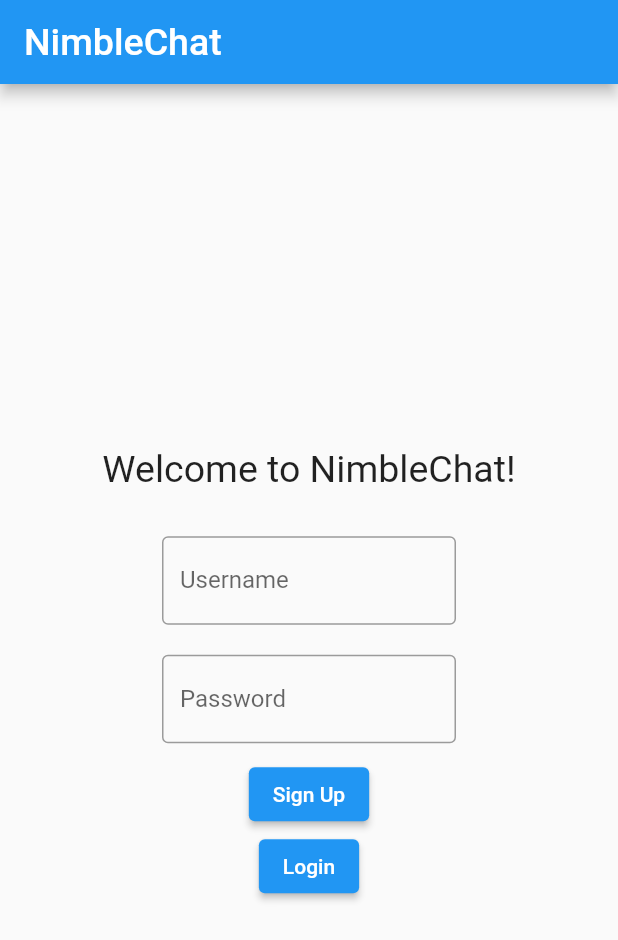
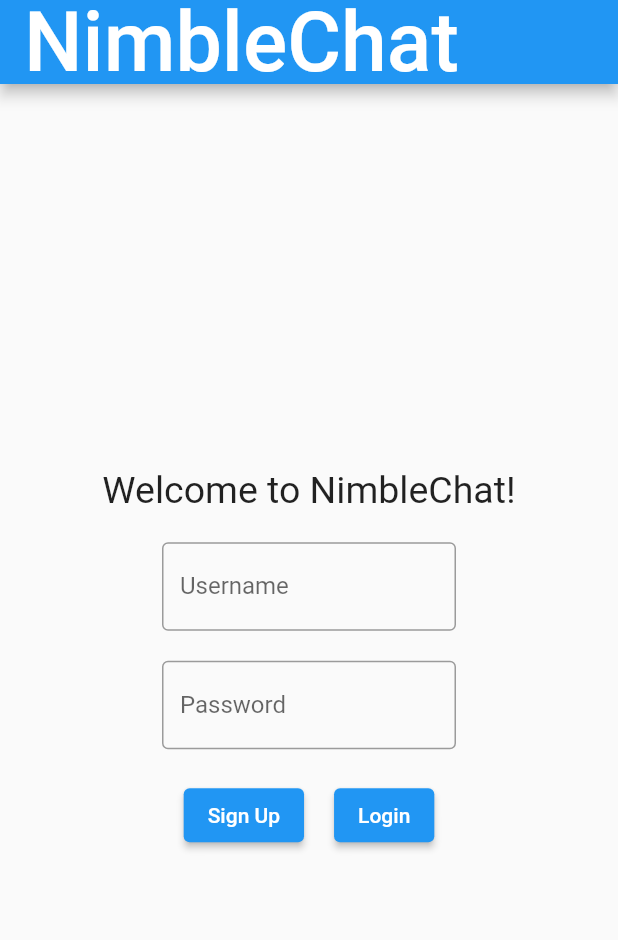
Before and after one commit to RishmaMurugan/Chatroom, a Flutter app: the screen it shows after launch, on a phone screen of 412 x 824 dp. Shown: the top 940 px of the screen. Run offline on Flutter 3.47's test engine with Material 2 defaults, Android fonts, the phone set to English and light mode, and no system bars.

Commit message:
Home page styling

```diff
--- a/client/lib/home.dart
+++ b/client/lib/home.dart
@@ -62,7 +62,7 @@ class _HomeState extends State<Home> {
     TextEditingController pwController = new TextEditingController();
     return Scaffold(
       appBar: AppBar(
-        title: const Text('NimbleChat', style: TextStyle(fontSize: 25),),
+        title: const Text('NimbleChat', style: TextStyle(fontSize: 55),),
       ),
       body:
         Container(
@@ -71,7 +71,7 @@ class _HomeState extends State<Home> {
             mainAxisAlignment: MainAxisAlignment.center,
             children: <Widget>[
                 Padding(
-                    padding: EdgeInsets.all(20.0),
+                    padding: EdgeInsets.all(10.0),
                     child: Text('Welcome to NimbleChat!', style: TextStyle(fontSize: 25),),
                 ),
                 Padding(
@@ -103,16 +103,27 @@ class _HomeState extends State<Home> {
                             ),
                         ),
                 ),
-                ElevatedButton(
+                Row (
+                    mainAxisAlignment: MainAxisAlignment.center,
+                    children: <Widget>[
+                        Padding(
+                            padding: EdgeInsets.all(10.0),
+                            child: ElevatedButton(
                                 onPressed: () {
                                     createUser(usernameController.text, pwController.text);
                                 },
                                 child: const Text('Sign Up'),
                             ),
-                ElevatedButton(
+                        ),
+                        Padding(
+                            padding: EdgeInsets.all(10.0),
+                            child: ElevatedButton(
                                 onPressed: () => loginUser(usernameController.text, pwController.text),
                                 child: const Text('Login'),
                             ),
+                        ),
+                    ]
+                )
             ],
             )
         )
```
Lines whose indentation alone changed are shown as unchanged.
